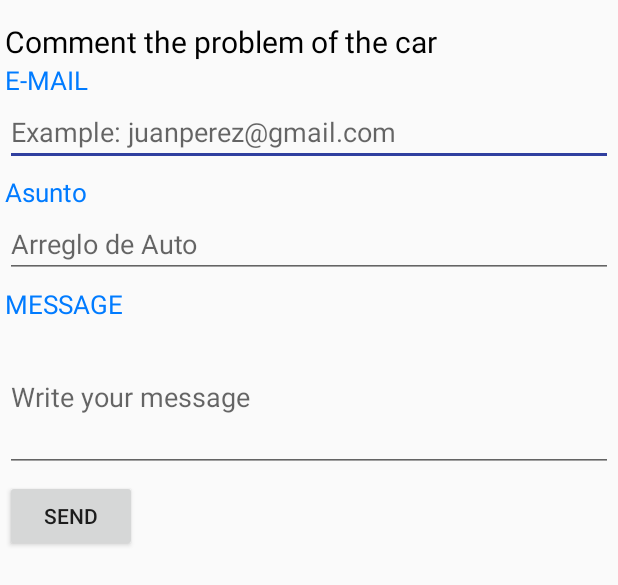
After one commit to ETS-Android2/AutoService-LC, an Android app: the layout send_mail.xml on its own in the app's theme, with its tools: preview values and no code run, on a phone screen of 412 x 824 dp. The commit adds this screen. Shown: the top 585 px of the screen. Run offline under Robolectric (Android 15) with nearby library versions, the phone set to English and light mode, and no system bars.

Commit message:
Update Jul-21st

```diff
--- /dev/null
+++ b/app/src/main/res/layout/send_mail.xml
@@ -0,0 +1,158 @@
+<?xml version="1.0" encoding="utf-8"?>
+<!--<android.support.constraint.ConstraintLayout xmlns:android="http://schemas.android.com/apk/res/android"-->
+<!--    android:layout_width="match_parent"-->
+<!--    android:layout_height="match_parent">-->
+
+<!--</android.support.constraint.ConstraintLayout>-->
+
+<!--aqui comienza lo de send mail, lo de arriba no me acuerdo que era XD -->
+
+<!--<RelativeLayout xmlns:android="http://schemas.android.com/apk/res/android"-->
+<!--android:layout_width="match_parent"-->
+<!--android:layout_height="match_parent"-->
+<!--android:paddingLeft="16dp"-->
+<!--android:paddingRight="16dp" >-->
+
+<LinearLayout
+    xmlns:android="http://schemas.android.com/apk/res/android"
+    xmlns:app="http://schemas.android.com/apk/res-auto"
+    android:layout_width="match_parent"
+    android:layout_height="match_parent"
+    android:orientation="vertical"
+    android:padding="3dp">
+
+<!-- Acá los elementos de mi formulario -->
+
+    <LinearLayout
+        android:layout_width="match_parent"
+        android:layout_height="wrap_content"
+        android:layout_marginTop="5dp"
+        android:orientation="vertical">
+
+        <LinearLayout
+            android:layout_width="match_parent"
+            android:layout_height="wrap_content"
+            android:orientation="vertical">
+
+            <TextView
+                android:id="@+id/txt_home"
+                android:layout_width="wrap_content"
+                android:layout_height="wrap_content"
+                android:layout_marginTop="5dp"
+                android:text="Comment the problem of the car"
+                android:textColor="#000000"
+                android:textSize="20sp" />
+        </LinearLayout>
+
+        <LinearLayout
+            android:layout_width="wrap_content"
+            android:layout_height="wrap_content">
+
+            <TextView
+                android:id="@+id/txt_correo"
+                android:layout_width="wrap_content"
+                android:layout_height="wrap_content"
+                android:text="E-MAIL"
+                android:textColor="#007bff"
+                android:textSize="17dp" />
+
+        </LinearLayout>
+
+        <LinearLayout
+            android:layout_width="match_parent"
+            android:layout_height="wrap_content">
+
+            <EditText
+                android:id="@+id/caja_correo"
+                android:layout_width="match_parent"
+                android:layout_height="wrap_content"
+                android:hint="Example: juanperez@gmail.com" />
+
+        </LinearLayout>
+
+    </LinearLayout>
+
+    <LinearLayout
+        android:layout_width="match_parent"
+        android:layout_height="wrap_content"
+        android:layout_marginTop="5dp"
+        android:orientation="vertical">
+
+        <LinearLayout
+            android:layout_width="wrap_content"
+            android:layout_height="wrap_content">
+
+            <TextView
+                android:id="@+id/txt_asunto"
+                android:layout_width="wrap_content"
+                android:layout_height="wrap_content"
+                android:text="Asunto"
+                android:textColor="#007bff"
+                android:textSize="17dp" />
+
+        </LinearLayout>
+
+        <LinearLayout
+            android:layout_width="match_parent"
+            android:layout_height="wrap_content">
+
+            <EditText
+                android:id="@+id/caja_asunto"
+                android:layout_width="match_parent"
+                android:layout_height="wrap_content"
+                android:hint="Arreglo de Auto" />
+
+        </LinearLayout>
+
+    </LinearLayout>
+
+    <LinearLayout
+        android:layout_width="match_parent"
+        android:layout_height="wrap_content"
+        android:layout_marginTop="5dp"
+        android:orientation="vertical">
+
+        <LinearLayout
+            android:layout_width="match_parent"
+            android:layout_height="wrap_content">
+
+            <TextView
+                android:id="@+id/txt_mensaje"
+                android:layout_width="wrap_content"
+                android:layout_height="wrap_content"
+                android:text="MESSAGE"
+                android:textColor="#007bff"
+                android:textSize="17dp" />
+
+        </LinearLayout>
+
+        <LinearLayout
+            android:layout_width="match_parent"
+            android:layout_height="wrap_content">
+
+            <EditText
+                android:id="@+id/caja_mensaje"
+                android:layout_width="match_parent"
+                android:layout_height="wrap_content"
+                android:height="100dp"
+                android:hint="Write your message"
+                android:inputType="textMultiLine" />
+
+        </LinearLayout>
+
+    </LinearLayout>
+
+    <LinearLayout
+        android:layout_width="match_parent"
+        android:layout_height="wrap_content"
+        android:layout_marginTop="5dp">
+
+        <Button
+            android:id="@+id/btn_enviar"
+            android:layout_width="wrap_content"
+            android:layout_height="wrap_content"
+            android:text="SEND" />
+
+    </LinearLayout>
+
+</LinearLayout>
```
Also changed, not shown: app/src/main/res/layout/activity_start_greeting.xml (line endings or trailing spaces).
